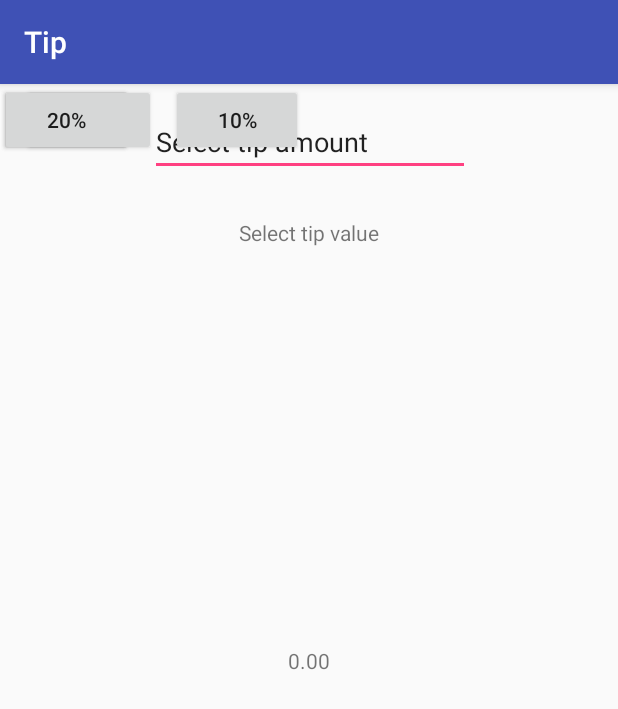
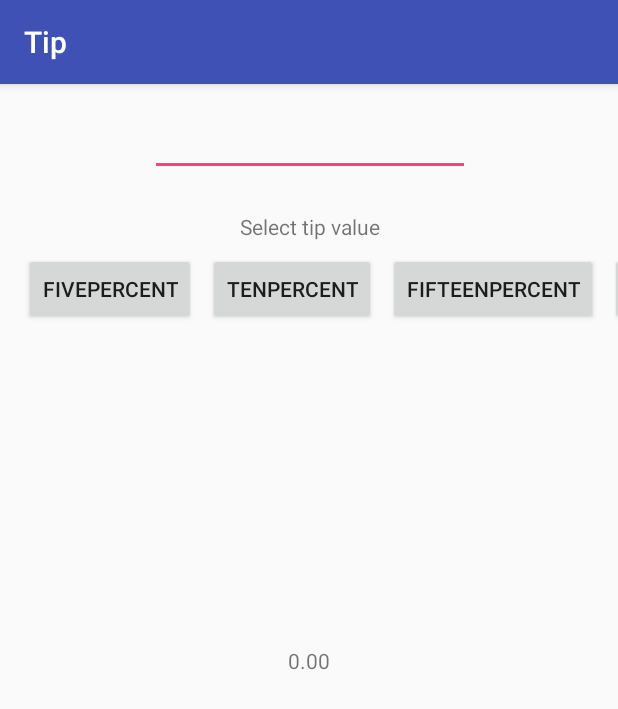
Before and after one commit to LesterChavez/Tip, an Android app: the screen it shows after launch (MainActivity), on a phone screen of 412 x 824 dp. Shown: the top 709 px of the screen. Run offline under Robolectric (Android 15) with nearby library versions, the phone set to English and light mode, and no system bars.

Commit message:
final commit

```diff
--- a/app/src/main/java/com/example/tysonlove/tip/MainActivity.java
+++ b/app/src/main/java/com/example/tysonlove/tip/MainActivity.java
@@ -1,14 +1,14 @@
 package com.example.tysonlove.tip;
 
+import android.renderscript.Double2;
 import android.support.v7.app.AppCompatActivity;
 import android.os.Bundle;
+import android.view.View;
 import android.widget.Button;
 import android.widget.EditText;
 import android.widget.TextView;
 
-import org.w3c.dom.Text;
-
-public class MainActivity extends AppCompatActivity  {
+public class MainActivity extends AppCompatActivity implements View.OnClickListener {
 
     Button btnFivePercent;
     Button btnTenPercent;
@@ -32,5 +32,41 @@ public class MainActivity extends AppCompatActivity  {
         editText = (EditText) findViewById(R.id.editText);
 
         finalAmount = 1.00;
+
+        btnFivePercent.setOnClickListener(this);
+        btnTenPercent.setOnClickListener(this);
+        btnFifteenPercent.setOnClickListener(this);
+        btnTwentyPercent.setOnClickListener(this);
+    }
+
+    @Override
+    public void onClick(View view) {
+        money = Double.parseDouble(editText.getText().toString());
+
+
+        if (view.getId() == btnFivePercent.getId()){
+            finalAmount = money * .05;
+            finalAmount = Math.round(finalAmount *100.0) / 100.0;
+            txtViewBottom.setText("$" + finalAmount.toString());
+        }
+
+        if (view.getId() == btnTenPercent.getId()){
+            finalAmount = money * .10;
+            finalAmount = Math.round(finalAmount *100.0) / 100.0;
+            txtViewBottom.setText("$" +finalAmount.toString());
+        }
+
+        if (view.getId() == btnFifteenPercent.getId()){
+            finalAmount = money * .15;
+            finalAmount = Math.round(finalAmount *100.0) / 100.0;
+            txtViewBottom.setText("$" + finalAmount.toString());
+        }
+
+        if (view.getId() == btnTwentyPercent.getId()){
+            finalAmount = money * .20;
+            finalAmount = Math.round(finalAmount *100.0) / 100.0;
+            txtViewBottom.setText("$" + finalAmount.toString());
+        }
+
     }
 }
--- a/app/src/main/res/layout/activity_main.xml
+++ b/app/src/main/res/layout/activity_main.xml
@@ -13,7 +13,6 @@
         android:layout_marginTop="16dp"
         android:ems="10"
         android:inputType="none"
-        android:text="Select tip amount"
         app:layout_constraintHorizontal_bias="0.502"
         app:layout_constraintLeft_toLeftOf="parent"
         app:layout_constraintRight_toRightOf="parent"
@@ -24,45 +23,53 @@
         android:layout_width="wrap_content"
         android:layout_height="wrap_content"
         android:layout_marginLeft="16dp"
-        android:text="5%"
+        android:text="@string/five_percent"
         app:layout_constraintLeft_toLeftOf="parent"
-        tools:layout_editor_absoluteY="174dp" />
+        android:layout_marginTop="8dp"
+        app:layout_constraintTop_toBottomOf="@+id/txtSelectTip" />
 
     <Button
         android:id="@+id/btnTenPercent"
         android:layout_width="wrap_content"
         android:layout_height="wrap_content"
-        android:text="10%"
-        app:layout_constraintHorizontal_bias="0.351"
-        app:layout_constraintLeft_toLeftOf="parent"
+        android:text="@string/ten_percent"
+        app:layout_constraintHorizontal_bias="0.0"
         app:layout_constraintRight_toRightOf="parent"
-        tools:layout_editor_absoluteY="174dp" />
+        app:layout_constraintLeft_toRightOf="@+id/btnFivePercent"
+        android:layout_marginLeft="8dp"
+        android:layout_marginTop="8dp"
+        app:layout_constraintTop_toBottomOf="@+id/txtSelectTip" />
 
     <Button
         android:id="@+id/btnFifteenPercent"
         android:layout_width="wrap_content"
         android:layout_height="wrap_content"
-        android:text="15%"
-        tools:layout_editor_absoluteX="200dp"
-        tools:layout_editor_absoluteY="174dp" />
+        android:text="@string/fifteen_percent"
+        app:layout_constraintLeft_toRightOf="@+id/btnTenPercent"
+        android:layout_marginLeft="8dp"
+        android:layout_marginTop="8dp"
+        app:layout_constraintTop_toBottomOf="@+id/txtSelectTip" />
 
     <Button
         android:id="@+id/btnTwentyPercent"
         android:layout_width="wrap_content"
         android:layout_height="wrap_content"
-        android:text="20%"
-        tools:layout_editor_absoluteX="297dp"
-        tools:layout_editor_absoluteY="174dp" />
+        android:text="@string/twenty_percent"
+        app:layout_constraintLeft_toRightOf="@+id/btnFifteenPercent"
+        android:layout_marginLeft="8dp"
+        android:layout_marginTop="8dp"
+        app:layout_constraintTop_toBottomOf="@+id/txtSelectTip" />
 
     <TextView
         android:id="@+id/txtSelectTip"
         android:layout_width="wrap_content"
         android:layout_height="wrap_content"
-        android:layout_marginTop="89dp"
+        android:layout_marginTop="24dp"
         android:text="Select tip value"
         app:layout_constraintLeft_toLeftOf="parent"
         app:layout_constraintRight_toRightOf="parent"
-        app:layout_constraintTop_toTopOf="parent" />
+        app:layout_constraintTop_toBottomOf="@+id/editText"
+        app:layout_constraintHorizontal_bias="0.503" />
 
     <TextView
         android:id="@+id/txtViewBottom"
--- a/app/src/main/res/values/strings.xml
+++ b/app/src/main/res/values/strings.xml
@@ -1,3 +1,8 @@
 <resources>
     <string name="app_name">Tip</string>
+    <string name="five_percent">fivePercent</string>
+    <string name="ten_percent">tenPercent</string>
+    <string name="fifteen_percent">fifteenPercent</string>
+    <string name="twenty_percent">twentyPercent</string>
+
 </resources>
```
